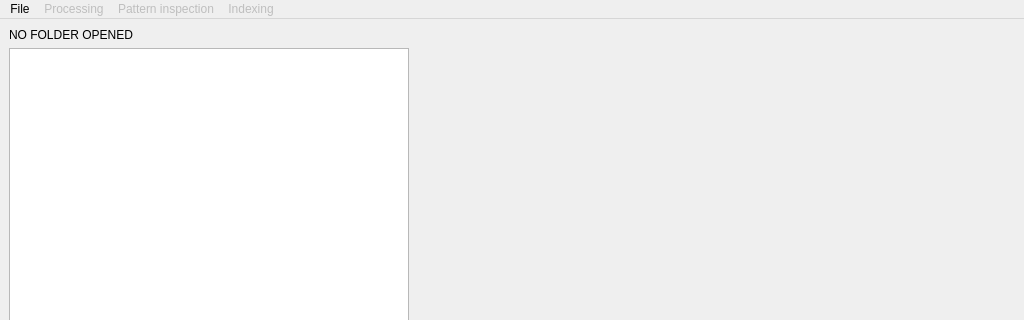
Above: ui/main_window.ui from EBSP-Indexer/EBSP-Indexer before the change; both pictures show x 0 to 1024 and y 0 to 320 of the 1024 by 662 pixel window. Below: the same form after it.
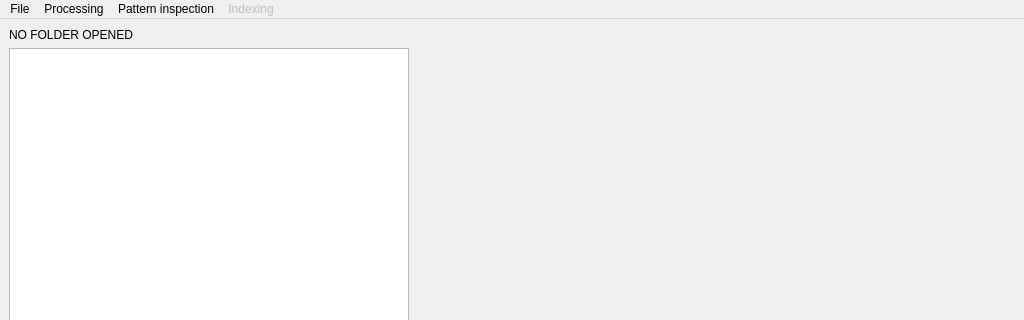
That is the form after the change. Custom widgets are drawn as their Qt base class.

Patch:
```diff
--- a/ui/main_window.ui
+++ b/ui/main_window.ui
@@ -148,7 +148,7 @@
      <x>0</x>
      <y>0</y>
      <width>1024</width>
-     <height>26</height>
+     <height>24</height>
     </rect>
    </property>
    <widget class="QMenu" name="menuFile">
@@ -161,7 +161,7 @@
    </widget>
    <widget class="QMenu" name="menuProcessing">
     <property name="enabled">
-     <bool>false</bool>
+     <bool>true</bool>
     </property>
     <property name="title">
      <string>Processing</string>
@@ -172,7 +172,7 @@
    </widget>
    <widget class="QMenu" name="menuPlot">
     <property name="enabled">
-     <bool>false</bool>
+     <bool>true</bool>
     </property>
     <property name="title">
      <string>Pattern inspection</string>
```
Left out of the diff: 59 changed lines with no effect on the pictures.
